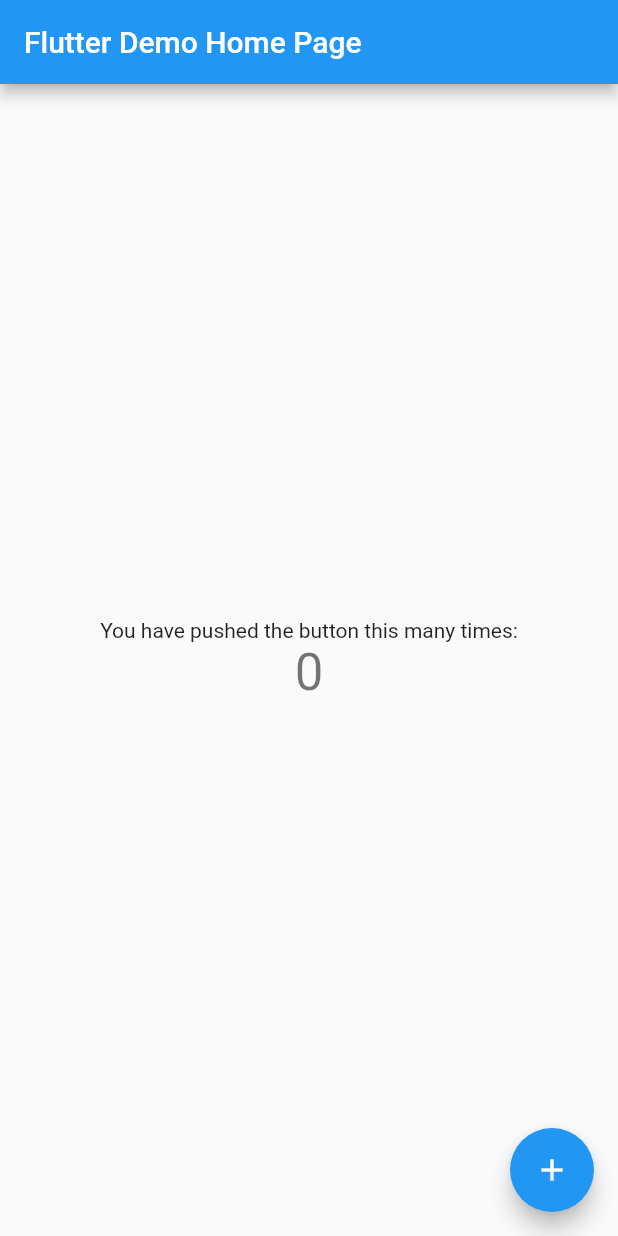
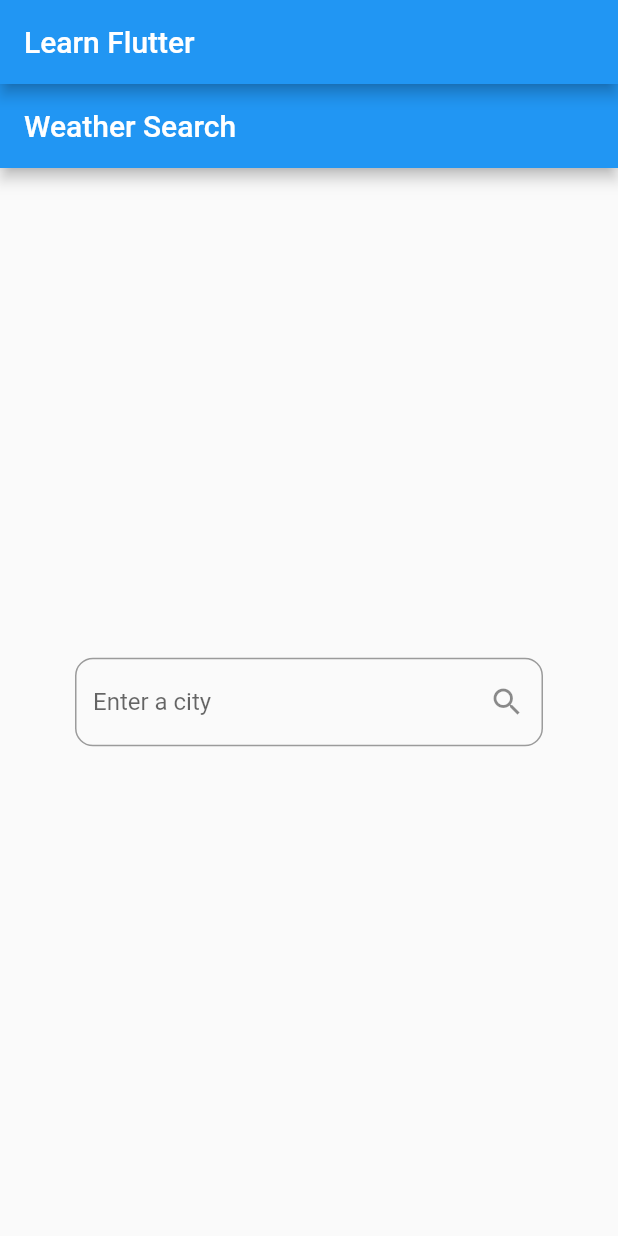
Before and after one commit to Deepumon-PA/Flutter-Concepts, a Flutter app: the screen it shows after launch, on a phone screen of 412 x 824 dp. Run offline on Flutter 3.47's test engine with Material 2 defaults, Android fonts, the light colour scheme and no system bars; our stand-ins replace bloc, flutter_bloc, freezed_annotation, sembast.

Commit message:
Learn Bloc and Cubit

```diff
--- /dev/null
+++ b/lib/bloc_and_cubits/cubit/weather_cubit.dart
@@ -0,0 +1,21 @@
+import 'package:bloc/bloc.dart';
+import 'package:learn_flutter/bloc_and_cubits/ui_and_other/weather_repository.dart';
+import 'package:learn_flutter/bloc_and_cubits/cubit/weather_state.dart';
+
+class WeatherCubit extends Cubit<WeatherState> {
+  final WeatherRepository _weatherRepository;
+
+  WeatherCubit(this._weatherRepository) : super(WeatherInitial());
+
+  Future<void> getWeather(String cityName) async {
+
+    try{
+      emit(const WeatherLoading());
+      final weather = await _weatherRepository.fetchWeather(cityName);
+      emit(WeatherLoaded(weather));
+    } on NetworkException{
+      emit(WeatherError('Network error'));
+    }
+
+  }
+}
--- /dev/null
+++ b/lib/bloc_and_cubits/cubit/weather_state.dart
@@ -0,0 +1,47 @@
+import 'package:flutter/cupertino.dart';
+import 'package:learn_flutter/bloc_and_cubits/weather.dart';
+
+@immutable
+abstract class WeatherState {
+  const WeatherState();
+}
+
+class WeatherInitial extends WeatherState {
+  const WeatherInitial();
+}
+
+class WeatherLoading extends WeatherState{
+  const WeatherLoading();
+
+}
+
+class WeatherLoaded extends WeatherState{
+  final Weather weather;
+  const WeatherLoaded(this.weather);
+
+  ///overriding equality, which is important when using blocs, 'freese' is a package available to automatically avoid the boilerplate
+  ///otherwise bloc won't be able to emit two states one after the other
+  @override
+  bool operator ==(Object o) {
+    if(identical(this, o)) return true;
+    return o is WeatherLoaded && o.weather == weather;
+  }
+
+  @override
+  int get hashCode => weather.hashCode;
+
+}
+
+class WeatherError extends WeatherState{
+  final String message;
+  const WeatherError(this.message);
+
+  @override
+  bool operator ==(Object o) {
+    if(identical(this, o)) return true;
+    return o is WeatherError && o.message == message;
+  }
+
+  @override
+  int get hashCode => message.hashCode;
+}
--- /dev/null
+++ b/lib/bloc_and_cubits/ui_and_other/weather_repository.dart
@@ -0,0 +1,30 @@
+import 'dart:math';
+
+import 'package:learn_flutter/bloc_and_cubits/weather.dart';
+
+abstract class WeatherRepository{
+  Future<Weather> fetchWeather(String cityName);
+}
+
+class FakeWeatherRepository implements WeatherRepository{
+  @override
+  Future<Weather> fetchWeather(String cityName) {
+   return Future.delayed(Duration(seconds: 1), (){
+     final random = Random();
+
+     if(random.nextBool()){
+       throw NetworkException();
+     }
+
+     return Weather(
+       cityName: cityName,
+       temperatureInCelsius: 20+ random.nextInt(15) + random.nextDouble(),
+     );
+   });
+  }
+
+}
+
+class NetworkException implements Exception{
+
+}
--- /dev/null
+++ b/lib/bloc_and_cubits/ui_and_other/weather_search_page.dart
@@ -0,0 +1,81 @@
+
+
+import 'package:flutter/material.dart';
+import 'package:learn_flutter/bloc_and_cubits/weather.dart';
+
+class WeatherSearchPage extends StatefulWidget {
+  @override
+  _WeatherSearchPageState createState() => _WeatherSearchPageState();
+}
+
+class _WeatherSearchPageState extends State<WeatherSearchPage> {
+  @override
+  Widget build(BuildContext context) {
+    return Scaffold(
+      appBar: AppBar(
+        title: Text("Weather Search"),
+      ),
+      body: Container(
+        padding: EdgeInsets.symmetric(vertical: 16),
+        alignment: Alignment.center,
+        // TODO: Implement with cubit
+        child: buildInitialInput(),
+      ),
+    );
+  }
+
+  Widget buildInitialInput() {
+    return Center(
+      child: CityInputField(),
+    );
+  }
+
+  Widget buildLoading() {
+    return Center(
+      child: CircularProgressIndicator(),
+    );
+  }
+
+  Column buildColumnWithData(Weather weather) {
+    return Column(
+      mainAxisAlignment: MainAxisAlignment.spaceEvenly,
+      children: <Widget>[
+        Text(
+          weather.cityName,
+          style: TextStyle(
+            fontSize: 40,
+            fontWeight: FontWeight.w700,
+          ),
+        ),
+        Text(
+          // Display the temperature with 1 decimal place
+          "${weather.temperatureInCelsius.toStringAsFixed(1)} °C",
+          style: TextStyle(fontSize: 80),
+        ),
+        CityInputField(),
+      ],
+    );
+  }
+}
+
+class CityInputField extends StatelessWidget {
+  @override
+  Widget build(BuildContext context) {
+    return Padding(
+      padding: const EdgeInsets.symmetric(horizontal: 50),
+      child: TextField(
+        onSubmitted: (value) => submitCityName(context, value),
+        textInputAction: TextInputAction.search,
+        decoration: InputDecoration(
+          hintText: "Enter a city",
+          border: OutlineInputBorder(borderRadius: BorderRadius.circular(12)),
+          suffixIcon: Icon(Icons.search),
+        ),
+      ),
+    );
+  }
+
+  void submitCityName(BuildContext context, String cityName) {
+    // TODO: Get weather for the city
+  }
+}
--- /dev/null
+++ b/lib/bloc_and_cubits/weather.dart
@@ -0,0 +1,8 @@
+import 'package:flutter/foundation.dart';
+
+class Weather {
+  final String cityName;
+  final double temperatureInCelsius;
+
+  Weather({required this.cityName, required this.temperatureInCelsius});
+}
--- a/lib/main.dart
+++ b/lib/main.dart
@@ -1,4 +1,8 @@
 import 'package:flutter/material.dart';
+import 'package:learn_flutter/bloc_and_cubits/ui_and_other/weather_repository.dart';
+import 'package:learn_flutter/bloc_and_cubits/ui_and_other/weather_search_page.dart';
+import 'package:flutter_bloc/flutter_bloc.dart';
+import 'package:learn_flutter/bloc_and_cubits/cubit/weather_cubit.dart';
 
 void main() {
   runApp(const MyApp());
@@ -7,39 +11,23 @@
 class MyApp extends StatelessWidget {
   const MyApp({super.key});
 
-  // This widget is the root of your application.
   @override
   Widget build(BuildContext context) {
     return MaterialApp(
-      title: 'Flutter Demo',
+      title: 'Learn Flutter',
       theme: ThemeData(
-        // This is the theme of your application.
-        //
-        // Try running your application with "flutter run". You'll see the
-        // application has a blue toolbar. Then, without quitting the app, try
-        // changing the primarySwatch below to Colors.green and then invoke
-        // "hot reload" (press "r" in the console where you ran "flutter run",
-        // or simply save your changes to "hot reload" in a Flutter IDE).
-        // Notice that the counter didn't reset back to zero; the application
-        // is not restarted.
         primarySwatch: Colors.blue,
       ),
-      home: const MyHomePage(title: 'Flutter Demo Home Page'),
+      home: BlocProvider(
+        create: (context) => WeatherCubit(FakeWeatherRepository()),
+        child: const MyHomePage(title: 'Learn Flutter'),
+      ),
     );
   }
 }
 
 class MyHomePage extends StatefulWidget {
   const MyHomePage({super.key, required this.title});
-
-  // This widget is the home page of your application. It is stateful, meaning
-  // that it has a State object (defined below) that contains fields that affect
-  // how it looks.
-
-  // This class is the configuration for the state. It holds the values (in this
-  // case the title) provided by the parent (in this case the App widget) and
-  // used by the build method of the State. Fields in a Widget subclass are
-  // always marked "final".
 
   final String title;
 
@@ -48,68 +36,20 @@
 }
 
 class _MyHomePageState extends State<MyHomePage> {
-  int _counter = 0;
-
-  void _incrementCounter() {
-    setState(() {
-      // This call to setState tells the Flutter framework that something has
-      // changed in this State, which causes it to rerun the build method below
-      // so that the display can reflect the updated values. If we changed
-      // _counter without calling setState(), then the build method would not be
-      // called again, and so nothing would appear to happen.
-      _counter++;
-    });
-  }
 
   @override
   Widget build(BuildContext context) {
-    // This method is rerun every time setState is called, for instance as done
-    // by the _incrementCounter method above.
-    //
-    // The Flutter framework has been optimized to make rerunning build methods
-    // fast, so that you can just rebuild anything that needs updating rather
-    // than having to individually change instances of widgets.
+
     return Scaffold(
       appBar: AppBar(
-        // Here we take the value from the MyHomePage object that was created by
-        // the App.build method, and use it to set our appbar title.
+    /// riverpod
+
         title: Text(widget.title),
       ),
-      body: Center(
-        // Center is a layout widget. It takes a single child and positions it
-        // in the middle of the parent.
-        child: Column(
-          // Column is also a layout widget. It takes a list of children and
-          // arranges them vertically. By default, it sizes itself to fit its
-          // children horizontally, and tries to be as tall as its parent.
-          //
-          // Invoke "debug painting" (press "p" in the console, choose the
-          // "Toggle Debug Paint" action from the Flutter Inspector in Android
-          // Studio, or the "Toggle Debug Paint" command in Visual Studio Code)
-          // to see the wireframe for each widget.
-          //
-          // Column has various properties to control how it sizes itself and
-          // how it positions its children. Here we use mainAxisAlignment to
-          // center the children vertically; the main axis here is the vertical
-          // axis because Columns are vertical (the cross axis would be
-          // horizontal).
-          mainAxisAlignment: MainAxisAlignment.center,
-          children: <Widget>[
-            const Text(
-              'You have pushed the button this many times:',
-            ),
-            Text(
-              '$_counter',
-              style: Theme.of(context).textTheme.headlineMedium,
-            ),
-          ],
-        ),
-      ),
-      floatingActionButton: FloatingActionButton(
-        onPressed: _incrementCounter,
-        tooltip: 'Increment',
-        child: const Icon(Icons.add),
-      ), // This trailing comma makes auto-formatting nicer for build methods.
+      body: WeatherSearchPage(),
     );
   }
 }
+
+///what makes Riverpod stand out of all other competitors
+/// easy of use ,clean coding practise, complete independence from flutter (great for testing), compile time safety and performance optimization
```
Also changed, not shown: lib/bloc_and_cubits/theory.dart (added, +13 -0 lines), lib/data_base/app_database.dart (added, +41 -0 lines), lib/data_base/fruit.dart (added, +23 -0 lines), lib/data_base/fruit_dao.dart (added, +43 -0 lines), lib/features_theory.dart (added, +30 -0 lines), lib/freezed/freezed_user_model.dart (added, +22 -0 lines), lib/riverpod_2_0/counter_home_page.dart (added, +24 -0 lines), lib/riverpod_2_0/counter_page.dart (added, +32 -0 lines), pubspec.yaml (+12 -1 lines), lib/freezed/freezed_user_model.freezed.dart (added), lib/freezed/freezed_user_model.g.dart (added), lib/sembast/learn_flutter_theory.dart (renamed from lib/learn_flutter_theory.dart), pubspec.lock.
